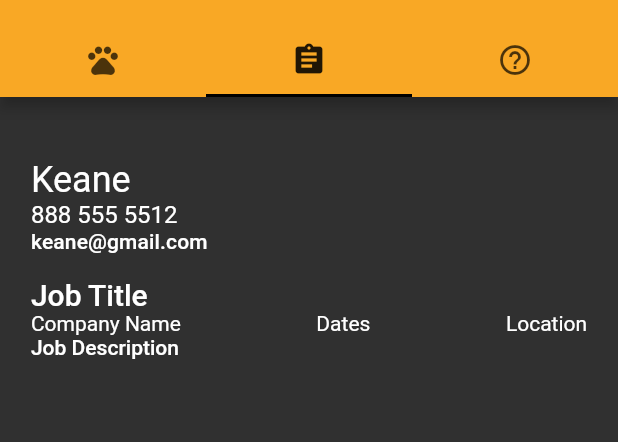
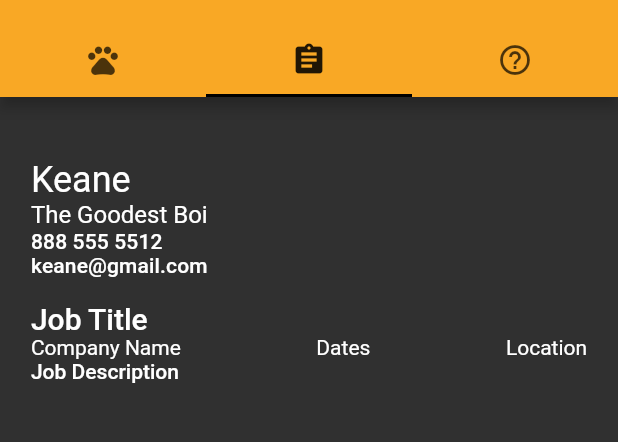
Before and after one commit to AprilCastaneda/call_me_maybe, a Flutter app: the screen it shows after launch, tab 2 chosen, on a phone screen of 412 x 824 dp, the part 59-501 px from its top. Run offline on Flutter 3.47's test engine with Material 2 defaults, Android fonts, the light colour scheme and no system bars; our stand-ins replace url_launcher_web; Roboto replaces fonts that are missing (Verdana).

Commit message:
Reformat resume header and row

```diff
--- a/lib/screens/business_card_screen.dart
+++ b/lib/screens/business_card_screen.dart
@@ -60,7 +60,7 @@ class BusinessCardScreenState extends State<BusinessCardScreen> {
               child:
                   Row(mainAxisAlignment: MainAxisAlignment.center, children: [
                 Text(
-                  'The Best Kitty',
+                  'The Goodest Boi',
                   style: Theme.of(context).textTheme.subtitle1,
                 )
               ]),
--- a/lib/screens/resume_screen.dart
+++ b/lib/screens/resume_screen.dart
@@ -9,23 +9,45 @@ class ResumeScreen extends StatelessWidget {
 
   @override
   Widget build(BuildContext context) {
+    return LayoutBuilder(
+        builder: (BuildContext context, BoxConstraints viewportConstraints) {
       return SingleChildScrollView(
+        child: ConstrainedBox(
+          constraints: BoxConstraints(
+            maxWidth: viewportConstraints.maxWidth,
+          ),
           child: Padding(
             padding: EdgeInsets.symmetric(
                 horizontal: paddingHorizontal(context),
                 vertical: paddingVertical(context)),
-        child: Column(children: [
+            child: Column(children: [headerRow(context), jobRow(context)]),
+          ),
+        ),
+      );
+    });
+  }
+
+  Widget headerRow(BuildContext context) {
+    return Column(children: [
       Row(children: [
         Text('Keane', style: Theme.of(context).textTheme.headline5)
       ]),
       Row(children: [
-            Text('888 555 5512', style: Theme.of(context).textTheme.subtitle1)
+        Text('The Goodest Boi', style: Theme.of(context).textTheme.subtitle1)
       ]),
       Row(children: [
-            Text('keane@gmail.com',
-                style: Theme.of(context).textTheme.subtitle2)
+        Text('888 555 5512', style: Theme.of(context).textTheme.subtitle2)
+      ]),
+      Row(children: [
+        Text('keane@gmail.com', style: Theme.of(context).textTheme.subtitle2)
       ]),
       Row(children: [Text('')]),
+    ]);
+  }
+
+  Widget jobRow(BuildContext context) {
+    return Column(
+      children: [
         Row(children: [
           Text('Job Title', style: Theme.of(context).textTheme.headline6)
         ]),
@@ -35,11 +57,9 @@ class ResumeScreen extends StatelessWidget {
           Text('Location', style: Theme.of(context).textTheme.bodyText2)
         ]),
         Row(children: [
-            Text('Job Description',
-                style: Theme.of(context).textTheme.bodyText1)
+          Text('Job Description', style: Theme.of(context).textTheme.bodyText1)
         ]),
-        ]),
-      ),
+      ],
     );
   }
 }
```
Lines whose indentation alone changed are shown as unchanged.
